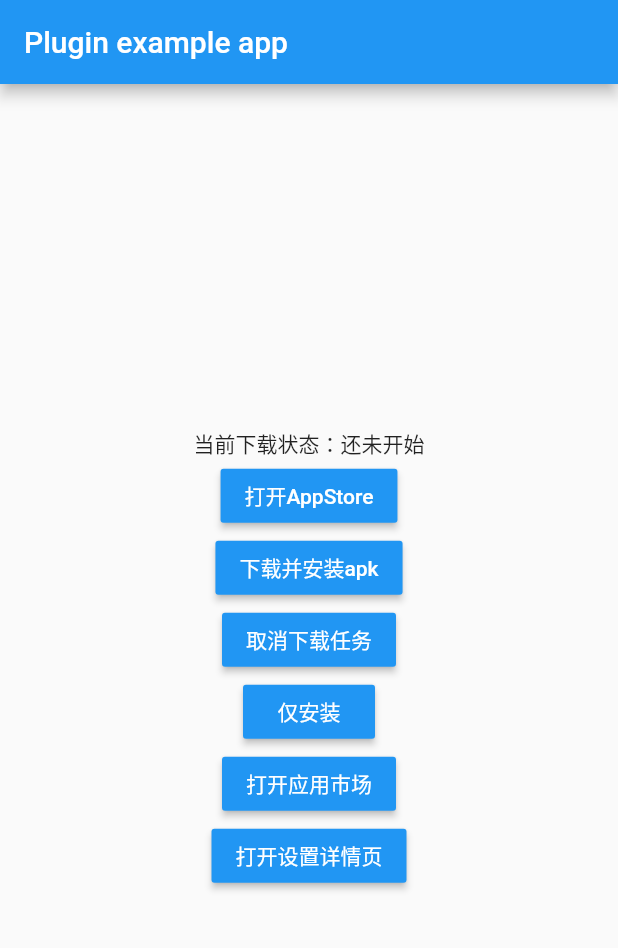
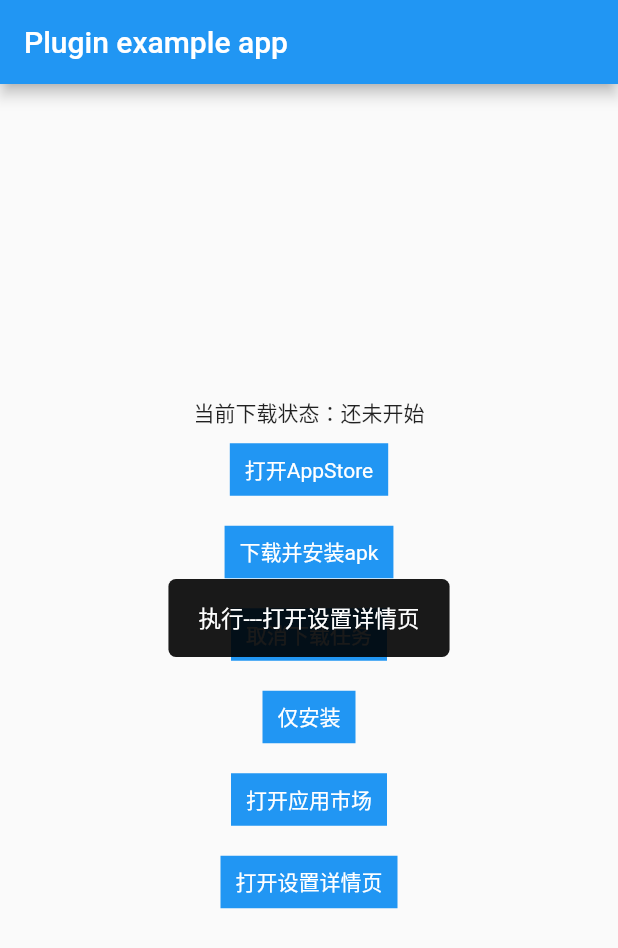
Before and after one commit to gfslx999/easy_app_installer, a Flutter app: the screen it shows after launch, after a tap on "打开设置详情页", on a phone screen of 412 x 824 dp. Shown: the top 948 px of the screen. Run offline on Flutter 3.47's test engine with Material 2 defaults, Android fonts, the phone set to English and light mode, and no system bars; our stand-ins replace flutter_dotenv, flutter_easyloading.

Commit message:
新增-防重复点击组件

```diff
--- /dev/null
+++ b/example/lib/debounce_button.dart
@@ -0,0 +1,77 @@
+
+import 'package:flutter/material.dart';
+
+/// 用于防止重复点击的按钮
+class DebounceButton extends StatefulWidget {
+  const DebounceButton({
+    Key? key,
+    required this.child,
+    required this.onClickListener,
+    this.intervelMillSeconds = 1000,
+    this.margin,
+  }) : super(key: key);
+
+  /// 子控件，不要在子控件内处理点击事件，请使用 [onClickListener]
+  final Widget child;
+  /// 点击回调
+  final VoidCallback onClickListener;
+  /// 间隔时长，单位：毫秒
+  final int intervelMillSeconds;
+  final EdgeInsetsGeometry? margin;
+
+  @override
+  State<DebounceButton> createState() => _DebounceButtonState();
+}
+
+class _DebounceButtonState extends State<DebounceButton> {
+  // 上次点击生效的时间
+  int _currentLastTakeEffectClickTime = 0;
+
+  @override
+  Widget build(BuildContext context) {
+    return Container(
+      margin: widget.margin ?? const EdgeInsets.symmetric(vertical: 10),
+      child: InkWell(
+        splashFactory: NoSplash.splashFactory,
+        onTap: () {
+          //todo 排查为何两个组件点击会受到影响
+          print("gfs before _currentLastTakeEffectClickTime: $_currentLastTakeEffectClickTime");
+          _currentLastTakeEffectClickTime = preventDoubleClick(
+              widget.onClickListener,
+              intervelMillSeconds: widget.intervelMillSeconds,
+              lastTakeEffectClickTime: _currentLastTakeEffectClickTime
+          );
+          print("gfs after _currentLastTakeEffectClickTime: $_currentLastTakeEffectClickTime");
+        },
+        child: widget.child,
+      ),
+    );
+  }
+}
+
+/// 上次点击生效的时间
+int _lastTakeEffectClickTime = 0;
+
+/// 防止重复点击
+///
+/// [func] 要执行的方法
+/// [intervelMillSeconds] 防止重复点击的间隔
+/// [lastTakeEffectClickTime] 用于自己定义上次点击生效的时间，无需传递此值
+int preventDoubleClick(VoidCallback func,{
+  required int intervelMillSeconds,
+  int? lastTakeEffectClickTime
+}) {
+  final currentTime = DateTime.now().millisecondsSinceEpoch;
+  // 获取上次点击生效的时间
+  int useLastTakeEffectClickTime = lastTakeEffectClickTime ?? _lastTakeEffectClickTime;
+  // 判断当前时间与上次点击时间是否已经大于了指定间隔
+  if (currentTime - useLastTakeEffectClickTime >= intervelMillSeconds) {
+    func();
+    // 更新点击生效时间时间
+    useLastTakeEffectClickTime = currentTime;
+    if (lastTakeEffectClickTime == null) {
+      _lastTakeEffectClickTime = currentTime;
+    }
+  }
+  return useLastTakeEffectClickTime;
+}
--- a/example/lib/main.dart
+++ b/example/lib/main.dart
@@ -1,3 +1,4 @@
+import 'package:easy_app_installer_example/debounce_button.dart';
 import 'package:flutter/material.dart';
 import 'dart:async';
 
@@ -66,7 +67,6 @@ class _MyAppState extends State<MyApp> {
                 print("gfs openAppStoreResult: $openAppStoreResult");
               }),
               _buildButton('下载并安装apk', () {
-                downloadAndInstalApk();
               }),
               _buildButton('取消下载任务', () {
                 if (_cancelTag.isNotEmpty) {
@@ -82,12 +82,14 @@ class _MyAppState extends State<MyApp> {
                 print("gfs installApk: $path");
               }),
               _buildButton('打开应用市场', () {
-                EasyAppInstaller.instance.openAppMarket();
+                // EasyAppInstaller.instance.openAppMarket();
+                EasyLoading.showToast("执行---打开应用市场");
               }),
               _buildButton('打开设置详情页', () async {
-                final openResult =
-                    await EasyAppInstaller.instance.openAppSettingDetails();
-                print("gfs openResult: $openResult");
+                // final openResult =
+                //     await EasyAppInstaller.instance.openAppSettingDetails();
+                // print("gfs openResult: $openResult");
+                EasyLoading.showToast("执行---打开设置详情页");
               }),
             ],
           ),
@@ -144,17 +146,31 @@ class _MyAppState extends State<MyApp> {
     setState(() {});
   }
 
+  final map = <String, Object?>{
+    "": null,
+  };
+
   Widget _buildButton(String text, Function function) {
-    return MaterialButton(
+    return DebounceButton(
+      intervelMillSeconds: 2000,
+        child: IntrinsicWidth(
+          child: Container(
             color: Colors.blue,
+            child: Center(
+              child: Padding(
+                padding: const EdgeInsets.symmetric(horizontal: 10, vertical: 7),
                 child: Text(
                   text,
                   style: const TextStyle(color: Colors.white),
                 ),
-      onPressed: () {
+              ),
+            ),
+          ),
+        ),
+        onClickListener: () {
+          print("gfs onClickListener");
           function();
-      },
-    );
+        });
   }
 
   @override
```
Also changed, not shown: 1 other file. Lines whose indentation alone changed are shown as unchanged.
